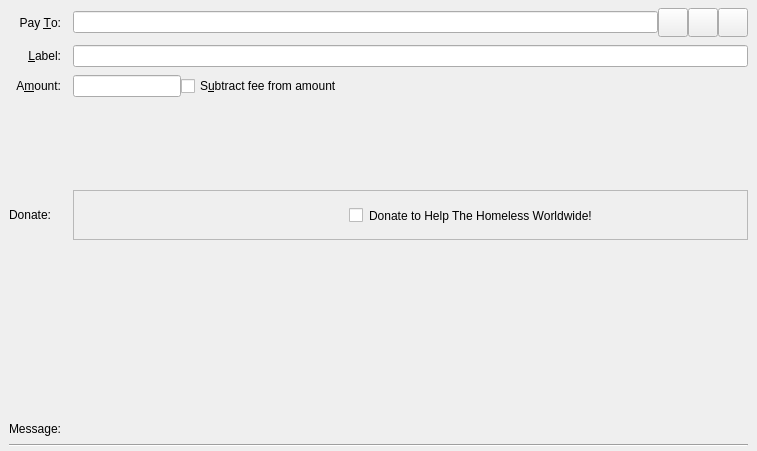
The window that src/qt/forms/sendcoinsentry.ui (HTHcoin/helpthehomelesscoin) describes before a commit, drawn with Qt 5.
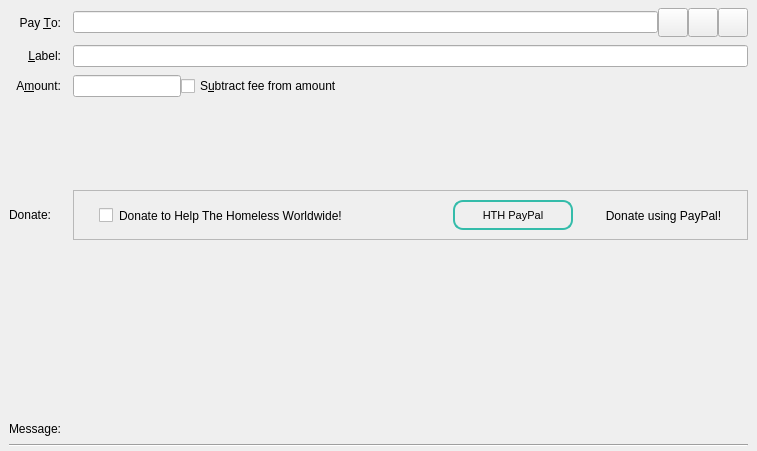
The same window after the commit. Custom widgets are drawn as their Qt base class.

Patch:
```diff
--- a/src/qt/forms/sendcoinsentry.ui
+++ b/src/qt/forms/sendcoinsentry.ui
@@ -268,7 +268,7 @@
       <widget class="QWidget" name="layoutWidget">
        <property name="geometry">
         <rect>
-         <x>260</x>
+         <x>10</x>
          <y>10</y>
          <width>291</width>
          <height>31</height>
@@ -302,6 +302,57 @@
         </item>
        </layout>
       </widget>
+      <widget class="QPushButton" name="pushButton_Donate">
+       <property name="geometry">
+        <rect>
+         <x>380</x>
+         <y>10</y>
+         <width>120</width>
+         <height>30</height>
+        </rect>
+       </property>
+       <property name="minimumSize">
+        <size>
+         <width>100</width>
+         <height>30</height>
+        </size>
+       </property>
+       <property name="maximumSize">
+        <size>
+         <width>120</width>
+         <height>30</height>
+        </size>
+       </property>
+       <property name="toolTip">
+        <string>Visit Help The Homeless Coin Explorer and Track Your HTH Coins</string>
+       </property>
+       <property name="styleSheet">
+        <string notr="true">border-style: solid;
+border-width: 2px;
+border-color: #34bcaa;
+border-radius: 10px;
+font-size: 11px;</string>
+       </property>
+       <property name="text">
+        <string>HTH PayPal</string>
+       </property>
+      </widget>
+      <widget class="QLabel" name="label">
+       <property name="geometry">
+        <rect>
+         <x>510</x>
+         <y>15</y>
+         <width>161</width>
+         <height>21</height>
+        </rect>
+       </property>
+       <property name="text">
+        <string>Donate using PayPal!</string>
+       </property>
+       <property name="alignment">
+        <set>Qt::AlignCenter</set>
+       </property>
+      </widget>
      </widget>
     </item>
    </layout>
```
